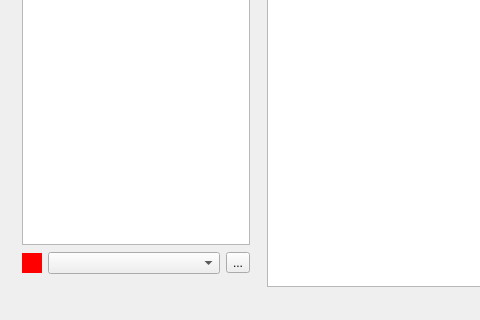
Above: linphonewindow.ui from Gui13/qlinphone before the change; both pictures show x 0 to 480 and y 199 to 519 of the 903 by 519 pixel window. Below: the same form after it.
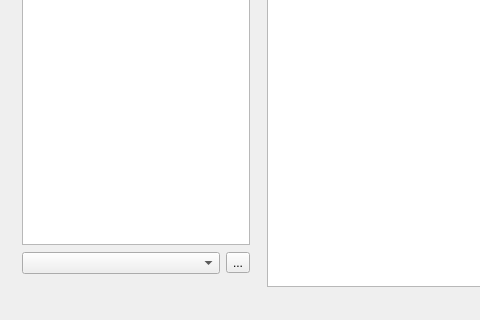
That is the form after the change.

Commit message: List chatrooms

The edit to the form file:
```diff
--- a/linphonewindow.ui
+++ b/linphonewindow.ui
@@ -76,34 +76,6 @@
             </property>
             <item row="0" column="0">
              <layout class="QHBoxLayout" name="accountLayout">
-              <item>
-               <widget class="QWidget" name="accountStatus" native="true">
-                <property name="sizePolicy">
-                 <sizepolicy hsizetype="Fixed" vsizetype="Fixed">
-                  <horstretch>0</horstretch>
-                  <verstretch>0</verstretch>
-                 </sizepolicy>
-                </property>
-                <property name="minimumSize">
-                 <size>
-                  <width>20</width>
-                  <height>20</height>
-                 </size>
-                </property>
-                <property name="maximumSize">
-                 <size>
-                  <width>20</width>
-                  <height>20</height>
-                 </size>
-                </property>
-                <property name="autoFillBackground">
-                 <bool>false</bool>
-                </property>
-                <property name="styleSheet">
-                 <string notr="true">background-color:red</string>
-                </property>
-               </widget>
-              </item>
               <item>
                <widget class="QComboBox" name="accountCombo">
                 <property name="currentText">
```
Left out of the diff: 6 changed lines with no effect on the pictures. The commit also changes 2 other files.
